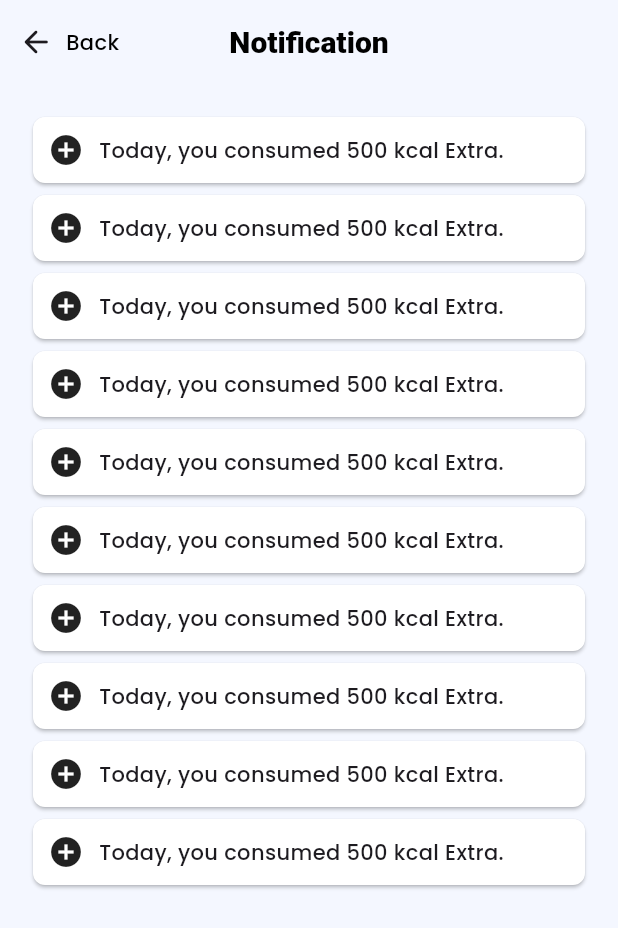
After one commit to rahimuj570/nutria_flutter, a Flutter app: the HomeScreen screen opened directly, after a tap on an icon or button, on a phone screen of 412 x 824 dp. The commit adds this screen. Shown: the top 928 px of the screen. Run offline on Flutter 3.47's test engine with Material 3 defaults, Android fonts, the phone set to English and light mode, and no system bars; our stand-ins replace connectivity_plus, fl_chart, pinput, shared_preferences, syncfusion_flutter_gauges; accounts and stored records are empty.

Commit message:
notification_screen ui is ready

```diff
--- a/lib/app/app_routes.dart
+++ b/lib/app/app_routes.dart
@@ -8,6 +8,7 @@ import 'package:neutria/presentations/auth/view/screens/register_screen.dart';
 import 'package:neutria/presentations/chooce_options/views/screens/choose_option_main_holder.dart';
 import 'package:neutria/presentations/common/view/screens/home_navigation_holder_screen.dart';
 import 'package:neutria/presentations/common/view/screens/net_error_screen.dart';
+import 'package:neutria/presentations/home/views/screens/notification_screen.dart';
 import 'package:neutria/presentations/welcome_screen/views/screens/welcome_screen.dart';
 
 class AppRoutes {
@@ -34,6 +35,8 @@ class AppRoutes {
       widget = ForgotPasswordVerificationScreen3();
     } else if (settings.name == HomeNavigationHolderScreen.name) {
       widget = HomeNavigationHolderScreen();
+    } else if (settings.name == NotificationScreen.name) {
+      widget = NotificationScreen();
     }
     return MaterialPageRoute(builder: (context) => widget);
   }
--- a/lib/presentations/common/view/screens/custom_app_bar_widget.dart
+++ b/lib/presentations/common/view/screens/custom_app_bar_widget.dart
@@ -1,5 +1,6 @@
 import 'package:flutter/material.dart';
 import 'package:neutria/app/app_assets_path.dart';
+import 'package:neutria/presentations/home/views/screens/notification_screen.dart';
 
 class CustomAppBarWidget extends StatelessWidget
     implements PreferredSizeWidget {
@@ -7,12 +8,14 @@ class CustomAppBarWidget extends StatelessWidget
   final String title;
   final bool showTitle;
   final LeadingTypeEnum leadingType;
+  final VoidCallback? customLeadingAction;
   const CustomAppBarWidget({
     super.key,
     this.actionType = ShowActionEnum.notification,
     required this.title,
     this.showTitle = true,
     this.leadingType = LeadingTypeEnum.logo,
+    this.customLeadingAction,
   });
 
   @override
@@ -23,13 +26,23 @@ class CustomAppBarWidget extends StatelessWidget
           ? Image.asset(AppAssetsPath.logo)
           : GestureDetector(
               onTap: () {},
+              child: GestureDetector(
+                onTap: customLeadingAction ?? () => Navigator.pop(context),
                 child: Row(
                   children: [
                     SizedBox(width: 12),
-                  Icon(Icons.arrow_back_rounded),
+                    Icon(Icons.arrow_back_rounded, weight: 500),
                     SizedBox(width: 8),
-                  Text('Back', style: TextStyle(fontSize: 14)),
+                    Text(
+                      'Back',
+                      style: TextStyle(
+                        fontSize: 14,
+                        fontWeight: .w500,
+                        color: Colors.black,
+                      ),
+                    ),
                   ],
+                ),
               ),
             ),
       title: showTitle
@@ -40,9 +53,15 @@ class CustomAppBarWidget extends StatelessWidget
       actions: actionType != ShowActionEnum.hidden
           ? [
               actionType == ShowActionEnum.notification
-                  ? Badge(
+                  ? InkWell(
+                      customBorder: CircleBorder(),
+                      onTap: () {
+                        Navigator.pushNamed(context, NotificationScreen.name);
+                      },
+                      child: Badge(
                         label: Text('5'),
                         child: Icon(Icons.notifications_outlined, size: 30),
+                      ),
                     )
                   : Container(
                       padding: .all(2),
--- /dev/null
+++ b/lib/presentations/home/views/screens/notification_screen.dart
@@ -0,0 +1,40 @@
+import 'package:flutter/material.dart';
+import 'package:neutria/presentations/common/view/screens/custom_app_bar_widget.dart';
+
+class NotificationScreen extends StatelessWidget {
+  static const String name = 'notification_screen';
+  const NotificationScreen({super.key});
+
+  @override
+  Widget build(BuildContext context) {
+    return Scaffold(
+      appBar: CustomAppBarWidget(
+        title: 'Notification',
+        actionType: ShowActionEnum.hidden,
+        leadingType: LeadingTypeEnum.back,
+      ),
+      body: Padding(
+        padding: const EdgeInsets.all(18.0),
+        child: ListView.builder(
+          itemCount: 10,
+          itemBuilder: (context, index) => Card(
+            shape: RoundedRectangleBorder(borderRadius: .circular(8)),
+            child: Padding(
+              padding: const EdgeInsets.all(10.0),
+              child: Row(
+                children: [
+                  Icon(Icons.add_circle),
+                  SizedBox(width: 10),
+                  Text(
+                    'Today, you consumed 500 kcal Extra.',
+                    style: TextStyle(fontSize: 14, fontWeight: .w500),
+                  ),
+                ],
+              ),
+            ),
+          ),
+        ),
+      ),
+    );
+  }
+}
```
Lines whose indentation alone changed are shown as unchanged.
